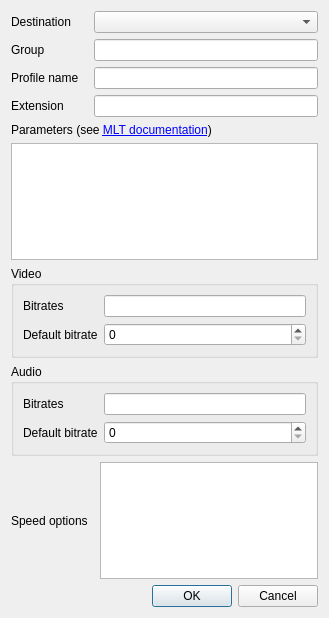
First picture: the form in src/ui/saveprofile_ui.ui, repository KDE/kdenlive, before the edit.
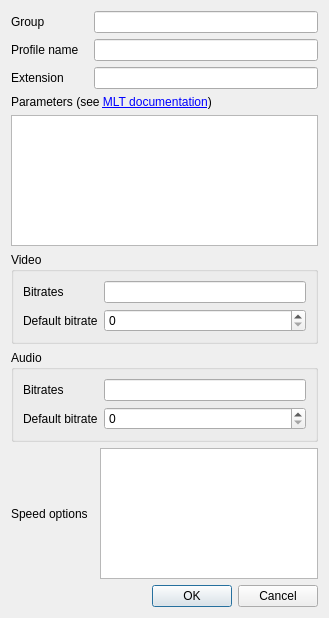
Second picture: the form after the edit. Custom widgets are drawn as their Qt base class.

Commit message: update profile save/edit dialog

```diff
--- a/src/ui/saveprofile_ui.ui
+++ b/src/ui/saveprofile_ui.ui
@@ -14,14 +14,14 @@
    <string>Save Profile</string>
   </property>
   <layout class="QGridLayout" name="gridLayout">
-   <item row="8" column="0">
+   <item row="7" column="0">
     <widget class="QLabel" name="speedsLabel">
      <property name="text">
       <string>Speed options</string>
      </property>
     </widget>
    </item>
-   <item row="6" column="0" colspan="3">
+   <item row="5" column="0" colspan="3">
     <widget class="QGroupBox" name="vbitrates">
      <property name="title">
       <string>Video</string>
@@ -64,17 +64,17 @@
      </layout>
     </widget>
    </item>
-   <item row="2" column="1" colspan="2">
+   <item row="1" column="1" colspan="2">
     <widget class="QLineEdit" name="profile_name"/>
    </item>
-   <item row="1" column="0">
+   <item row="0" column="0">
     <widget class="QLabel" name="groupLabel">
      <property name="text">
       <string>Group</string>
      </property>
     </widget>
    </item>
-   <item row="7" column="0" colspan="3">
+   <item row="6" column="0" colspan="3">
     <widget class="QGroupBox" name="abitrates">
      <property name="title">
       <string>Audio</string>
@@ -115,20 +115,17 @@
      <zorder>default_abitrate</zorder>
     </widget>
    </item>
-   <item row="2" column="0">
+   <item row="0" column="1" colspan="2">
+    <widget class="QLineEdit" name="group_name"/>
+   </item>
+   <item row="1" column="0">
     <widget class="QLabel" name="profileLabel">
      <property name="text">
       <string>Profile name</string>
      </property>
     </widget>
    </item>
-   <item row="1" column="1" colspan="2">
-    <widget class="QLineEdit" name="group_name"/>
-   </item>
-   <item row="0" column="1" colspan="2">
-    <widget class="KComboBox" name="destination_list"/>
-   </item>
-   <item row="3" column="0">
+   <item row="2" column="0">
     <widget class="QLabel" name="extensionLabel">
      <property name="text">
       <string>Extension</string>
@@ -136,6 +133,13 @@
     </widget>
    </item>
    <item row="4" column="0" colspan="3">
+    <widget class="QTextEdit" name="parameters">
+     <property name="acceptRichText">
+      <bool>false</bool>
+     </property>
+    </widget>
+   </item>
+   <item row="3" column="0" colspan="3">
     <widget class="QLabel" name="parametersLabel">
      <property name="text">
       <string>Parameters (see &lt;a href=&quot;http://www.mltframework.org/bin/view/MLT/ConsumerAvformat&quot;&gt;MLT documentation&lt;/a&gt;)</string>
@@ -145,21 +149,7 @@
      </property>
     </widget>
    </item>
-   <item row="0" column="0">
-    <widget class="QLabel" name="destinationLabel">
-     <property name="text">
-      <string>Destination</string>
-     </property>
-    </widget>
-   </item>
-   <item row="5" column="0" colspan="3">
-    <widget class="QTextEdit" name="parameters">
-     <property name="acceptRichText">
-      <bool>false</bool>
-     </property>
-    </widget>
-   </item>
-   <item row="10" column="2">
+   <item row="9" column="2">
     <widget class="QDialogButtonBox" name="buttonBox">
      <property name="orientation">
       <enum>Qt::Horizontal</enum>
@@ -169,14 +159,7 @@
      </property>
     </widget>
    </item>
-   <item row="3" column="1" colspan="2">
-    <widget class="QLineEdit" name="extension">
-     <property name="maxLength">
-      <number>4</number>
-     </property>
-    </widget>
-   </item>
-   <item row="8" column="2">
+   <item row="7" column="2">
     <widget class="QTextEdit" name="speeds_list">
      <property name="toolTip">
       <string>One line of options per speedup step, from slowest to fastest</string>
@@ -186,15 +169,15 @@
      </property>
     </widget>
    </item>
+   <item row="2" column="1" colspan="2">
+    <widget class="QLineEdit" name="extension">
+     <property name="maxLength">
+      <number>4</number>
+     </property>
+    </widget>
+   </item>
   </layout>
  </widget>
- <customwidgets>
-  <customwidget>
-   <class>KComboBox</class>
-   <extends>QComboBox</extends>
-   <header>kcombobox.h</header>
-  </customwidget>
- </customwidgets>
  <tabstops>
   <tabstop>profile_name</tabstop>
   <tabstop>extension</tabstop>
```
Left out of the diff: 1 changed line with no effect on the pictures. The commit also changes 1 other file.
